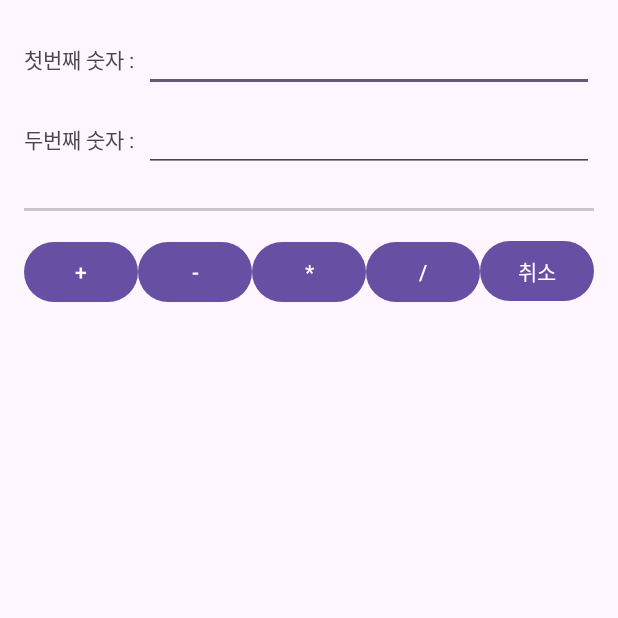
After one commit to lecture-bisper/fullstack501_kotlin_android, an Android app: the ProcessingActivity screen opened directly, with no data from a screen before it, on a phone screen of 412 x 824 dp, the top half of it. The commit adds this screen. Run offline under Robolectric (Android 15) with nearby library versions, the phone set to English and light mode, and no system bars; 2 statements that could not run were skipped.

Commit message:
01/08 프로젝트 추가 부분

```diff
--- a/app0108/app/src/main/AndroidManifest.xml
+++ b/app0108/app/src/main/AndroidManifest.xml
@@ -12,6 +12,12 @@
     android:supportsRtl="true"
     android:theme="@style/Theme.App0108"
     tools:targetApi="31">
+    <activity
+      android:name=".ProcessingActivity"
+      android:exported="false" />
+    <activity
+      android:name=".CalculatorActivity"
+      android:exported="false" />
     <activity
       android:name=".IntentTest2Activity"
       android:exported="false" />
--- a/app0108/app/src/main/java/com/bitc/app0108/MainActivity.kt
+++ b/app0108/app/src/main/java/com/bitc/app0108/MainActivity.kt
@@ -75,5 +75,10 @@ class MainActivity : AppCompatActivity() {
 //      launch()를 실행하여 액티비티 실행 요청
       requestLauncher.launch(intent)
     }
+
+    binding.btnCalculator.setOnClickListener {
+      val intent = Intent(this, CalculatorActivity::class.java)
+      startActivity(intent)
+    }
   }
 }
--- /dev/null
+++ b/app0108/app/src/main/java/com/bitc/app0108/ProcessingActivity.kt
@@ -0,0 +1,58 @@
+package com.bitc.app0108
+
+import androidx.appcompat.app.AppCompatActivity
+import android.os.Bundle
+import com.bitc.app0108.databinding.ActivityProcessingBinding
+
+class ProcessingActivity : AppCompatActivity() {
+  override fun onCreate(savedInstanceState: Bundle?) {
+    super.onCreate(savedInstanceState)
+    val binding = ActivityProcessingBinding.inflate(layoutInflater)
+    setContentView(binding.root)
+
+    val processIntent = intent
+
+    val strNum1 = processIntent.getStringExtra("num1")
+    val strNum2 = processIntent.getStringExtra("num2")
+    val num1 = strNum1!!.toInt()
+    val num2 = strNum2!!.toInt()
+
+    var result = 0
+
+    binding.editTextNum1Process.setText(strNum1)
+    binding.editTextNum2Process.setText(strNum2)
+
+    binding.btnSum.setOnClickListener {
+      result = num1 + num2
+      intent.putExtra("result", result)
+      setResult(RESULT_OK, intent)
+      finish()
+    }
+
+    binding.btnSub.setOnClickListener {
+      result = num1 - num2
+      intent.putExtra("result", result)
+      setResult(RESULT_OK, intent)
+      finish()
+    }
+
+    binding.btnMulti.setOnClickListener {
+      result = num1 * num2
+      intent.putExtra("result", result)
+      setResult(RESULT_OK, intent)
+      finish()
+    }
+
+    binding.btnDiv.setOnClickListener {
+      result = num1 / num2
+      intent.putExtra("result", result)
+      setResult(RESULT_OK, intent)
+      finish()
+    }
+
+    binding.btnCancel.setOnClickListener {
+      setResult(RESULT_CANCELED, intent)
+      finish()
+    }
+  }
+}
--- a/app0108/app/src/main/res/layout/activity_main.xml
+++ b/app0108/app/src/main/res/layout/activity_main.xml
@@ -41,4 +41,10 @@
     android:layout_height="wrap_content"
     android:id="@+id/btnIntentTest2"
     android:text="@string/btnIntentTest2"/>
+
+  <Button
+    android:layout_width="match_parent"
+    android:layout_height="wrap_content"
+    android:id="@+id/btnCalculator"
+    android:text="@string/btnCalculator"/>
 </LinearLayout>
--- /dev/null
+++ b/app0108/app/src/main/res/layout/activity_processing.xml
@@ -0,0 +1,88 @@
+<?xml version="1.0" encoding="utf-8"?>
+<LinearLayout
+  xmlns:android="http://schemas.android.com/apk/res/android"
+  android:layout_width="match_parent"
+  android:layout_height="match_parent"
+  android:orientation="vertical"
+  android:padding="16dp">
+
+  <LinearLayout
+    android:layout_width="match_parent"
+    android:layout_height="wrap_content"
+    android:orientation="horizontal"
+    android:layout_marginBottom="8dp">
+
+    <TextView
+      android:layout_width="80dp"
+      android:layout_height="wrap_content"
+      android:text="첫번째 숫자 : " />
+
+    <EditText
+      android:layout_width="match_parent"
+      android:layout_height="wrap_content"
+      android:id="@+id/editTextNum1Process"
+      android:maxLines="1"/>
+  </LinearLayout>
+
+  <LinearLayout
+    android:layout_width="match_parent"
+    android:layout_height="wrap_content"
+    android:orientation="horizontal"
+    android:layout_marginBottom="8dp">
+
+    <TextView
+      android:layout_width="80dp"
+      android:layout_height="wrap_content"
+      android:text="두번째 숫자 : "/>
+
+    <EditText
+      android:layout_width="match_parent"
+      android:layout_height="wrap_content"
+      android:id="@+id/editTextNum2Process"
+      android:maxLines="1" />
+  </LinearLayout>
+
+  <View
+    android:layout_width="match_parent"
+    android:layout_height="2dp"
+    android:background="#33000000"
+    android:layout_marginTop="16dp"
+    android:layout_marginBottom="16dp"/>
+
+  <LinearLayout
+    android:layout_width="match_parent"
+    android:layout_height="wrap_content"
+    android:orientation="horizontal">
+
+    <Button
+      android:layout_width="wrap_content"
+      android:layout_height="wrap_content"
+      android:layout_weight="1"
+      android:id="@+id/btnSum"
+      android:text="+" />
+    <Button
+      android:layout_width="wrap_content"
+      android:layout_height="wrap_content"
+      android:layout_weight="1"
+      android:id="@+id/btnSub"
+      android:text="-" />
+    <Button
+      android:layout_width="wrap_content"
+      android:layout_height="wrap_content"
+      android:layout_weight="1"
+      android:id="@+id/btnMulti"
+      android:text="*" />
+    <Button
+      android:layout_width="wrap_content"
+      android:layout_height="wrap_content"
+      android:layout_weight="1"
+      android:id="@+id/btnDiv"
+      android:text="/" />
+    <Button
+      android:layout_width="wrap_content"
+      android:layout_height="wrap_content"
+      android:layout_weight="1"
+      android:id="@+id/btnCancel"
+      android:text="취소" />
+  </LinearLayout>
+</LinearLayout>
--- a/app0108/app/src/main/res/values/strings.xml
+++ b/app0108/app/src/main/res/values/strings.xml
@@ -12,4 +12,5 @@
   <string name="three_fragment">세번째 프래그먼트</string>
   <string name="btnIntentTest1">툴로 자동 생성된 엑티비티</string>
   <string name="btnIntentTest2">사용자가 직접 만든 엑티비티</string>
+  <string name="btnCalculator">계산기</string>
 </resources>
```
Also changed, not shown: app0108/app/src/main/java/com/bitc/app0108/CalculatorActivity.kt (added, +49 -0 lines), app0108/app/src/main/res/layout/activity_calculator.xml (added, +76 -0 lines).
